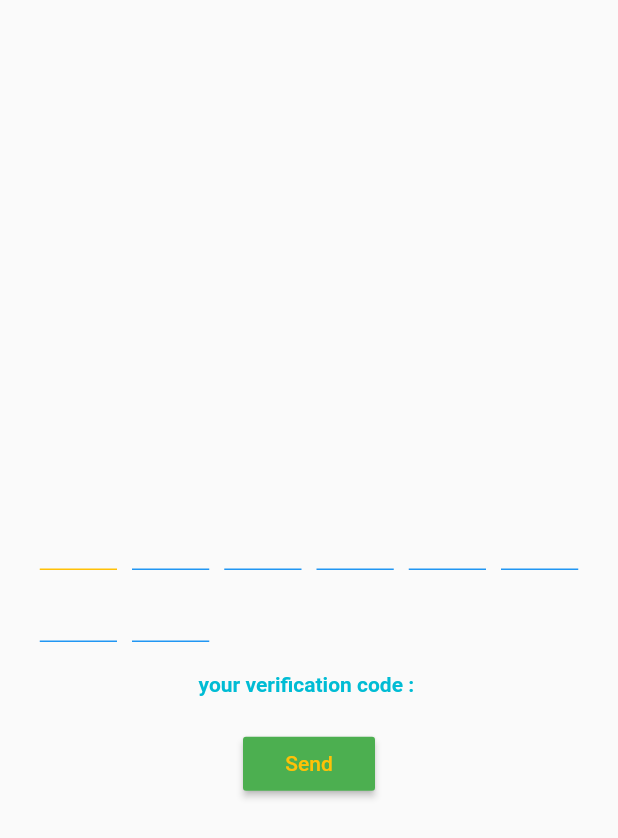
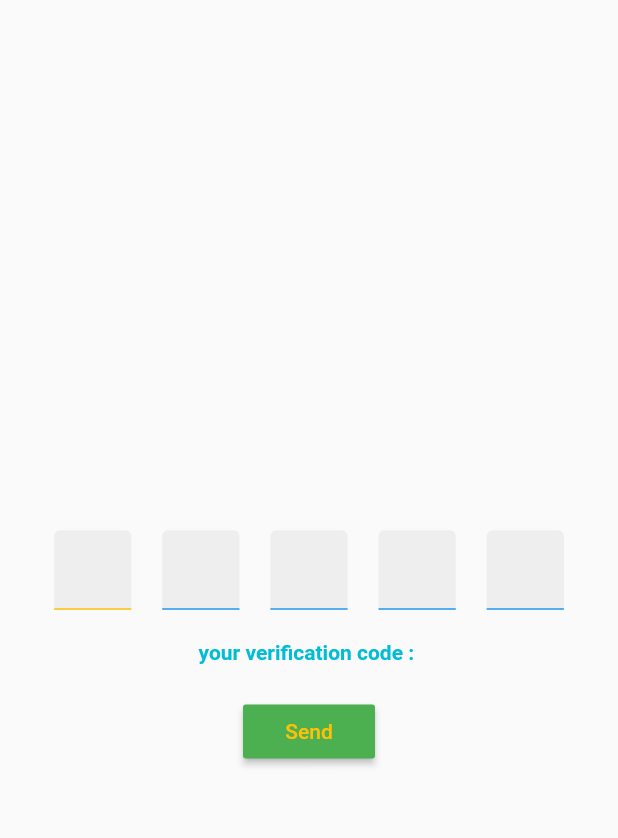
Before and after one commit to AhkamKhalaaf/otp_sample, a Flutter app: the screen it shows after launch, on a phone screen of 412 x 824 dp. Shown: the top 838 px of the screen. Run offline on Flutter 3.47's test engine with Material 2 defaults, Android fonts, the phone set to English and light mode, and no system bars.

```diff
--- a/lib/otp_view/home_page.dart
+++ b/lib/otp_view/home_page.dart
@@ -10,10 +10,10 @@ class HomePage extends StatelessWidget {
     return Scaffold(
       resizeToAvoidBottomInset: true,
       body: OptFormUi(
-        numberDigits: 8,
+        numberDigits:5,
         shape: OtpDigitShape.underline,
-        backGroundColor: Colors.transparent,
-        borderRadius: 5.0,
+        backGroundColor: Colors.grey.withOpacity(0.125),
+        borderRadius: 10.0,
         enabledColorBorder: Colors.blue,
         focusColorBorder: Colors.amber,
         textColorVerifyButton: Colors.amber,
--- a/lib/otp_view/opt_form_ui.dart
+++ b/lib/otp_view/opt_form_ui.dart
@@ -16,7 +16,7 @@ class OptFormUi extends StatefulWidget {
       this.textFormValueHint = '',
       this.formValueColor = Colors.black,
       this.textFormValueHintColor = Colors.black,
-      this.shape = OtpDigitShape.box,
+      this.shape = OtpDigitShape.rectangle,
       required this.buttonAction})
       : super(key: key);
   final int numberDigits;
@@ -57,6 +57,13 @@ class _OptFormUiState extends State<OptFormUi> {
       focusNodes.add(focusNode$i);
       textEdit.addListener(() {});
     }
+  }
+  @override
+  void dispose() {
+    // TODO: implement dispose
+    super.dispose();
+    for (var element in keysController) {element.dispose();}
+    for (var element in focusNodes) {element.dispose();}
   }
 
   @override
@@ -99,7 +106,7 @@ class _OptFormUiState extends State<OptFormUi> {
                         index == 0 ?focusNodes[0] : focusNodes[index - 1],
                     backGroundColor: widget.backGroundColor,
                     nextFocusNode: index == widget.numberDigits - 1
-                        ? FocusNode()
+                        ? focusNodes[widget.numberDigits - 1]
                         : focusNodes[index + 1],
                     ownFocusNode: focusNodes[index],
                     labelColor: widget.labelColor,
--- a/lib/otp_view/otp_text_field.dart
+++ b/lib/otp_view/otp_text_field.dart
@@ -2,7 +2,7 @@ import 'package:flutter/cupertino.dart';
 import 'package:flutter/material.dart';
 import 'package:flutter/services.dart';
 
-class OtpTextField extends StatelessWidget {
+class OtpTextField extends StatefulWidget {
   const OtpTextField(
       {Key? key,
       required this.context,
@@ -15,7 +15,7 @@ class OtpTextField extends StatelessWidget {
       required this.ownFocusNode,
       required this.nextFocusNode,
       required this.previousFocusNode,
-      this.shape = OtpDigitShape.box,
+      this.shape = OtpDigitShape.rectangle,
       required this.keys,
       required this.validateAllValues,
       required this.initValueTextFunc,
@@ -38,16 +38,35 @@ class OtpTextField extends StatelessWidget {
   final FocusNode firstFocus;
 
   @override
+  State<OtpTextField> createState() => _OtpTextFieldState();
+}
+
+class _OtpTextFieldState extends State<OtpTextField> {
+  KeyEventResult onKey(FocusNode node, RawKeyEvent event) {
+    if (event is RawKeyDownEvent &&
+        event.logicalKey == LogicalKeyboardKey.backspace
+        //&& widget.textEditingController.text.isEmpty
+    ) {
+       FocusScope.of(context).requestFocus(widget.previousFocusNode);
+
+      return KeyEventResult.handled;
+    }
+    return KeyEventResult.ignored;
+  }
+
+  @override
   Widget build(BuildContext context) {
     Size sizeScreen = MediaQuery.of(context).size;
     return Container(
       alignment: Alignment.center,
-      margin: const EdgeInsets.only(left: 5.0, right: 5.0),
+      margin: EdgeInsets.only(
+          left: sizeScreen.width * 0.025, right: sizeScreen.width * 0.025),
       width: sizeScreen.width * 0.125,
+      child: Focus(
+        onKey: onKey,
         child: TextFormField(
           onTap: () {
-          textEditingController.selection = TextSelection.fromPosition(
-              TextPosition(offset: textEditingController.text.length));
+            onTapFunction();
           },
           inputFormatters: <TextInputFormatter>[
             OtpFormatter(),
@@ -61,91 +80,99 @@ class OtpTextField extends StatelessWidget {
             }
             return null;
           },
-        focusNode: ownFocusNode,
+          focusNode: widget.ownFocusNode,
           autofocus: true,
           textInputAction: TextInputAction.next,
           readOnly: false,
           onChanged: (value) {
             onChangeFunc(
-            textEditingController: textEditingController,
+              textEditingController: widget.textEditingController,
               context: context,
-            nextFocus: nextFocusNode,
-            previousFocus: previousFocusNode,
+              nextFocus: widget.nextFocusNode,
+              previousFocus: widget.previousFocusNode,
             );
             int indexItem = 0;
-          for (int i = 0; i < keys.length; i++) {
-            if (keys[i].text != '') {
+            for (int i = 0; i < widget.keys.length; i++) {
+              if (widget.keys[i].text != '') {
                 indexItem = indexItem + 1;
               }
             }
-          if (indexItem == keys.length) {
-            validateAllValues();
+            if (indexItem == widget.keys.length) {
+              widget.validateAllValues();
             }
             if (indexItem == 0) {
-            initValueTextFunc();
-            FocusScope.of(context).requestFocus(firstFocus);
+              widget.initValueTextFunc();
+              FocusScope.of(context).requestFocus(widget.firstFocus);
             }
           },
           keyboardType: TextInputType.number,
           textAlign: TextAlign.center,
           style: TextStyle(
-            fontWeight: FontWeight.bold, fontSize: 20.0, color: labelColor),
-        controller: textEditingController,
+              fontWeight: FontWeight.bold,
+              fontSize: 20.0,
+              color: widget.labelColor),
+          controller: widget.textEditingController,
           decoration: InputDecoration(
               border: InputBorder.none,
               filled: true,
-            fillColor: backGroundColor,
-            contentPadding:
-                const EdgeInsets.symmetric(vertical: 10.0, horizontal: 10.0),
+              fillColor: widget.backGroundColor,
+              contentPadding: EdgeInsets.symmetric(
+                vertical: widget.shape == OtpDigitShape.circle ? 10.0 : 15.0,
+              ),
               counter: const Offstage(),
-            focusedBorder: shape == OtpDigitShape.underline
+              focusedBorder: widget.shape == OtpDigitShape.underline
                   ? UnderlineInputBorder(
-                    borderSide: BorderSide(color: focusColorBorder))
-                : shape == OtpDigitShape.circle
+                      borderSide: BorderSide(color: widget.focusColorBorder))
+                  : widget.shape == OtpDigitShape.circle
+                      ? OutlineInputBorder(
+                          borderSide: BorderSide(
+                              width: 1.0, color: widget.focusColorBorder),
+                          borderRadius: BorderRadius.circular(100.0))
+                      : OutlineInputBorder(
+                          borderSide: BorderSide(
+                              width: 1.0, color: widget.focusColorBorder),
+                          borderRadius:
+                              BorderRadius.circular(widget.borderRadius)),
+              enabledBorder: widget.shape == OtpDigitShape.underline
+                  ? UnderlineInputBorder(
+                      borderSide: BorderSide(color: widget.enabledColorBorder))
+                  : widget.shape == OtpDigitShape.circle
+                      ? OutlineInputBorder(
+                          borderSide: BorderSide(
+                              width: 1.0, color: widget.enabledColorBorder),
+                          borderRadius: BorderRadius.circular(100.0))
+                      : OutlineInputBorder(
+                          borderSide: BorderSide(
+                              width: 1.0, color: widget.enabledColorBorder),
+                          borderRadius:
+                              BorderRadius.circular(widget.borderRadius)),
+              focusedErrorBorder: widget.shape == OtpDigitShape.underline
+                  ? const UnderlineInputBorder(
+                      borderSide: BorderSide(color: Colors.red))
+                  : widget.shape == OtpDigitShape.circle
                       ? OutlineInputBorder(
                           borderSide:
-                            BorderSide(width: 2.0, color: focusColorBorder),
-                        borderRadius: BorderRadius.circular(25.0))
+                              const BorderSide(width: 1.0, color: Colors.red),
+                          borderRadius: BorderRadius.circular(100.0))
                       : OutlineInputBorder(
                           borderSide:
-                            BorderSide(width: 2.0, color: focusColorBorder),
-                        borderRadius: BorderRadius.circular(borderRadius)),
-            enabledBorder: shape == OtpDigitShape.underline
-                ? UnderlineInputBorder(
-                    borderSide: BorderSide(color: enabledColorBorder))
-                : shape == OtpDigitShape.circle
+                              const BorderSide(width: 1.0, color: Colors.red),
+                          borderRadius:
+                              BorderRadius.circular(widget.borderRadius)),
+              errorBorder: widget.shape == OtpDigitShape.underline
+                  ? const UnderlineInputBorder(
+                      borderSide: BorderSide(color: Colors.red))
+                  : widget.shape == OtpDigitShape.circle
                       ? OutlineInputBorder(
                           borderSide:
-                            BorderSide(width: 2.0, color: enabledColorBorder),
-                        borderRadius: BorderRadius.circular(25.0))
+                              const BorderSide(width: 1.0, color: Colors.red),
+                          borderRadius: BorderRadius.circular(100.0))
                       : OutlineInputBorder(
                           borderSide:
-                            BorderSide(width: 2.0, color: enabledColorBorder),
-                        borderRadius: BorderRadius.circular(borderRadius)),
-            focusedErrorBorder: shape == OtpDigitShape.underline
-                ? const UnderlineInputBorder(
-                    borderSide: BorderSide(color: Colors.red))
-                : shape == OtpDigitShape.circle
-                    ? OutlineInputBorder(
-                        borderSide:
-                            const BorderSide(width: 2.0, color: Colors.red),
-                        borderRadius: BorderRadius.circular(25.0))
-                    : OutlineInputBorder(
-                        borderSide:
-                            const BorderSide(width: 2.0, color: Colors.red),
-                        borderRadius: BorderRadius.circular(borderRadius)),
-            errorBorder: shape == OtpDigitShape.underline
-                ? const UnderlineInputBorder(
-                    borderSide: BorderSide(color: Colors.red))
-                : shape == OtpDigitShape.circle
-                    ? OutlineInputBorder(
-                        borderSide:
-                            const BorderSide(width: 2.0, color: Colors.red),
-                        borderRadius: BorderRadius.circular(25.0))
-                    : OutlineInputBorder(
-                        borderSide:
-                            const BorderSide(width: 2.0, color: Colors.red),
-                        borderRadius: BorderRadius.circular(borderRadius))),
+                              const BorderSide(width: 1.0, color: Colors.red),
+                          borderRadius:
+                              BorderRadius.circular(widget.borderRadius))),
+        ),
       ),
     );
   }
@@ -161,6 +188,8 @@ class OtpTextField extends StatelessWidget {
     if (value.isEmpty) {
       // request focus for the previous "box"
       FocusScope.of(context).requestFocus(previousFocus);
+      textEditingController.selection = TextSelection.fromPosition(
+          TextPosition(offset: textEditingController.text.length));
       return;
     }
     // request focus for the next "box"
@@ -168,25 +197,26 @@ class OtpTextField extends StatelessWidget {
     textEditingController.selection = TextSelection.fromPosition(
         TextPosition(offset: textEditingController.text.length));
   }
+
+  void onTapFunction() {
+    widget.textEditingController.selection = TextSelection.fromPosition(
+        TextPosition(offset: widget.textEditingController.text.length));
+  }
 }
 
-enum OtpDigitShape { box, underline, circle }
+enum OtpDigitShape { rectangle, underline, circle }
 
 class OtpFormatter extends TextInputFormatter {
   @override
   TextEditingValue formatEditUpdate(
       TextEditingValue oldValue, TextEditingValue newValue) {
+    try {
       final intValue =
           int.parse(newValue.text.replaceAll(RegExp('[^0-9]'), ''));
       return oldValue.copyWith(
           text: intValue.toString().characters.last.trim());
-    // try {
-    //   final intValue =
-    //       int.parse(newValue.text.replaceAll(RegExp('[^0-9]'), ''));
-    //   return oldValue.copyWith(
-    //       text: intValue.toString().characters.last.trim());
-    // } catch (e) {
-    //   return oldValue.copyWith(text: "");
-    // }
+    } catch (e) {
+      return oldValue.copyWith(text: "");
     }
   }
+}
```
Also changed, not shown: pubspec.lock. Lines whose indentation alone changed are shown as unchanged.
